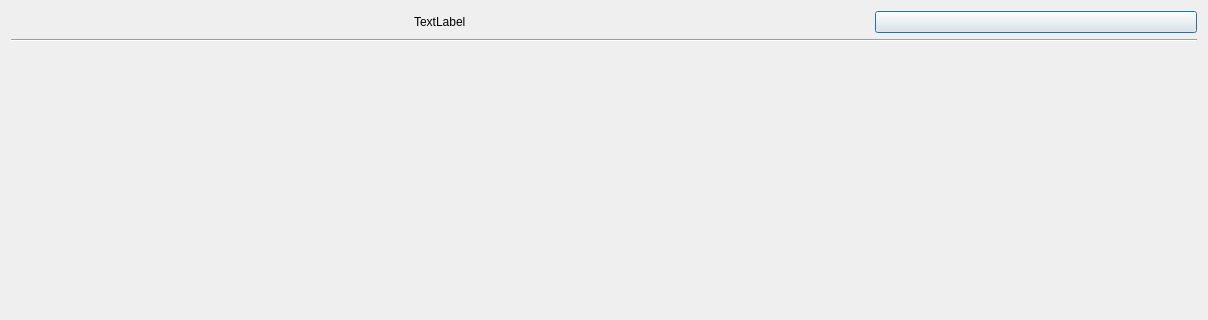
This is SearchBoxDialog.ui in wruwami/TPCAM-M30 as Qt 5 draws it before an edit; both pictures show x 0 to 1208 and y 0 to 320 of the 1208 by 702 pixel window. The edited form follows.
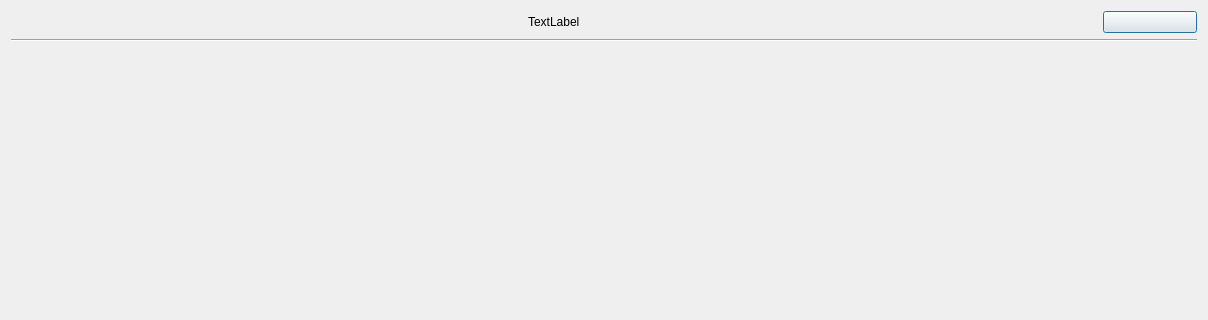
This is the edited form. Custom widgets are drawn as their Qt base class.

```diff
--- a/SearchBoxDialog.ui
+++ b/SearchBoxDialog.ui
@@ -18,7 +18,7 @@
   </property>
   <layout class="QVBoxLayout" name="verticalLayout_2" stretch="14,0,68">
    <item>
-    <layout class="QHBoxLayout" name="horizontalLayout_3" stretch="347,130">
+    <layout class="QHBoxLayout" name="horizontalLayout_3" stretch="347,30">
      <item alignment="Qt::AlignHCenter">
       <widget class="CustomLabel" name="titleLabel">
        <property name="text">
```
